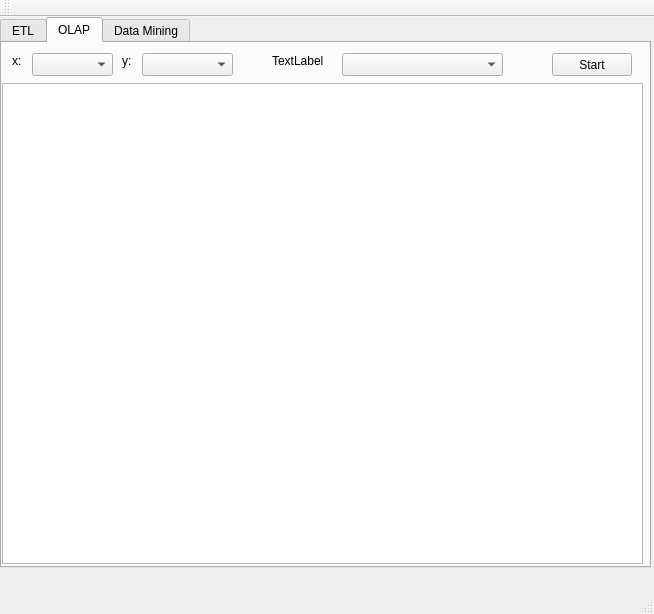
The window that okcham-system/mainwindow.ui (bananamilkshake-code/ockham) describes before a commit, drawn with Qt 5.
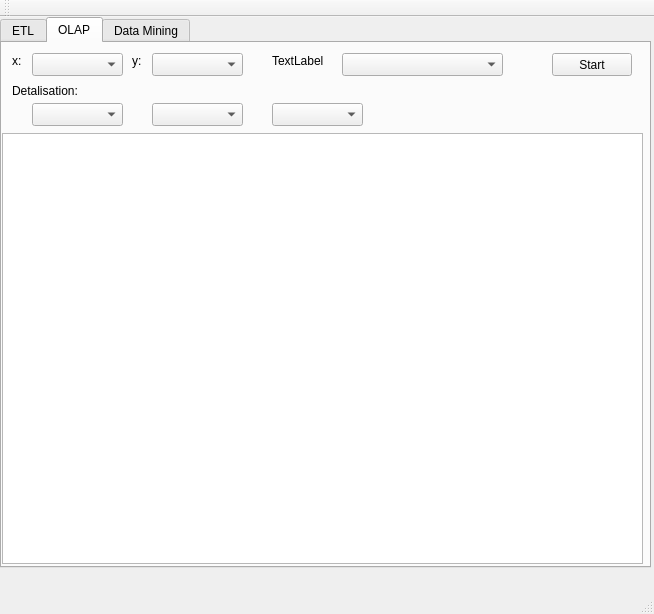
The same window after the commit.

```diff
--- a/okcham-system/mainwindow.ui
+++ b/okcham-system/mainwindow.ui
@@ -308,9 +308,9 @@
       <property name="geometry">
        <rect>
         <x>0</x>
-        <y>40</y>
+        <y>90</y>
         <width>641</width>
-        <height>481</height>
+        <height>431</height>
        </rect>
       </property>
      </widget>
@@ -332,15 +332,18 @@
        <rect>
         <x>30</x>
         <y>10</y>
-        <width>81</width>
+        <width>91</width>
         <height>23</height>
        </rect>
       </property>
+      <property name="currentIndex">
+       <number>-1</number>
+      </property>
      </widget>
      <widget class="QLabel" name="label_y">
       <property name="geometry">
        <rect>
-        <x>120</x>
+        <x>130</x>
         <y>10</y>
         <width>16</width>
         <height>16</height>
@@ -353,12 +356,15 @@
      <widget class="QComboBox" name="combo_y">
       <property name="geometry">
        <rect>
-        <x>140</x>
+        <x>150</x>
         <y>10</y>
         <width>91</width>
         <height>23</height>
        </rect>
       </property>
+      <property name="currentIndex">
+       <number>-1</number>
+      </property>
      </widget>
      <widget class="QComboBox" name="combo_z_value">
       <property name="geometry">
@@ -396,6 +402,49 @@
        <string>Start</string>
       </property>
      </widget>
+     <widget class="QLabel" name="label_detalisation">
+      <property name="geometry">
+       <rect>
+        <x>10</x>
+        <y>40</y>
+        <width>91</width>
+        <height>16</height>
+       </rect>
+      </property>
+      <property name="text">
+       <string>Detalisation:</string>
+      </property>
+     </widget>
+     <widget class="QComboBox" name="combo_detalisation_1">
+      <property name="geometry">
+       <rect>
+        <x>30</x>
+        <y>60</y>
+        <width>91</width>
+        <height>23</height>
+       </rect>
+      </property>
+     </widget>
+     <widget class="QComboBox" name="combo_detalisation_2">
+      <property name="geometry">
+       <rect>
+        <x>150</x>
+        <y>60</y>
+        <width>91</width>
+        <height>23</height>
+       </rect>
+      </property>
+     </widget>
+     <widget class="QComboBox" name="combo_detalisation_3">
+      <property name="geometry">
+       <rect>
+        <x>270</x>
+        <y>60</y>
+        <width>91</width>
+        <height>23</height>
+       </rect>
+      </property>
+     </widget>
     </widget>
     <widget class="QWidget" name="tab">
      <attribute name="title">
```
